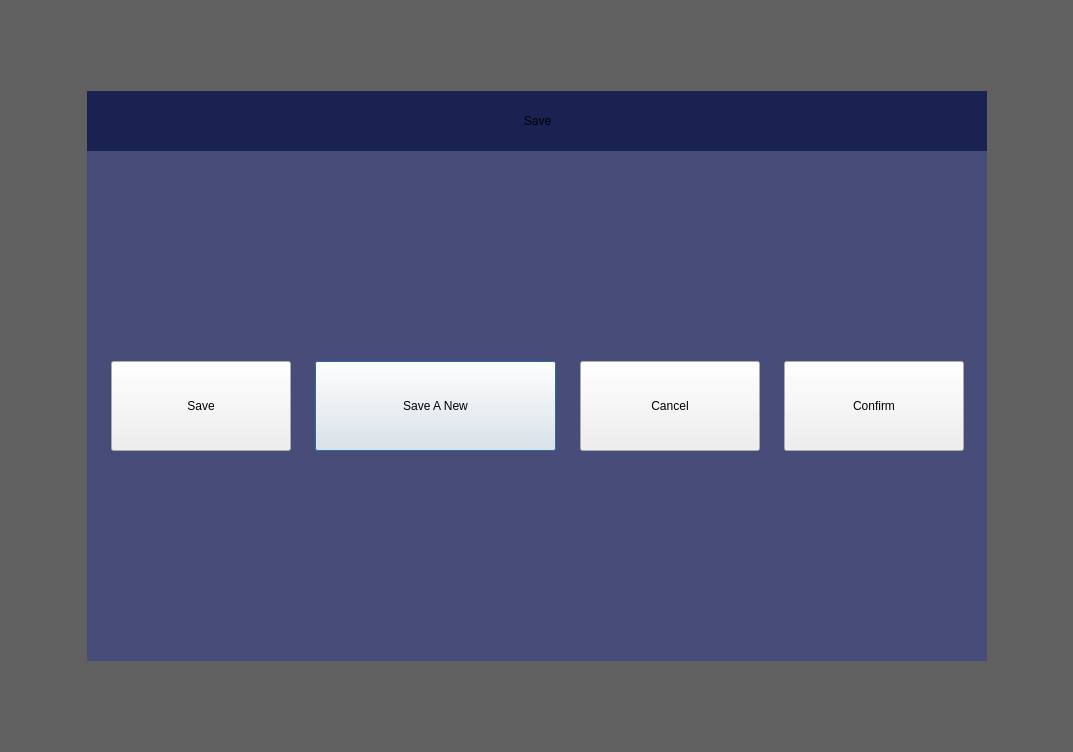
Above: savedialog.ui from wangmeng08/BCI before the change. Below: the same form after it.
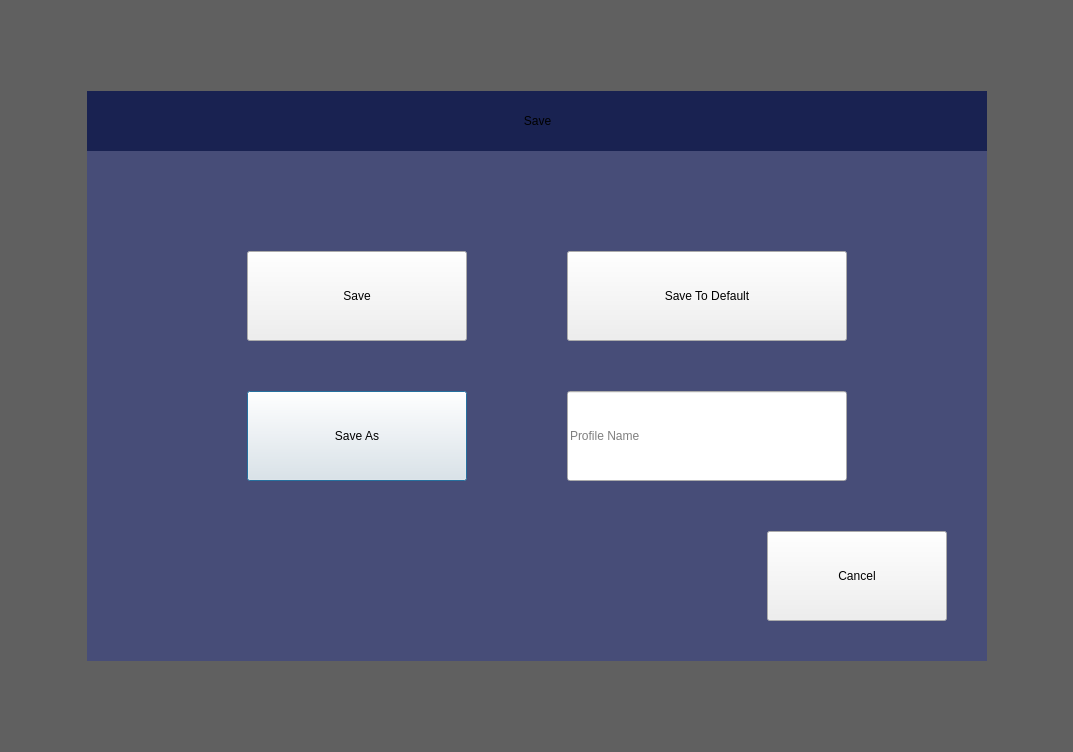
That is the form after the change.

Patch:
```diff
--- a/savedialog.ui
+++ b/savedialog.ui
@@ -153,9 +153,9 @@
         <widget class="QPushButton" name="btnSaveNew">
          <property name="geometry">
           <rect>
-           <x>228</x>
-           <y>270</y>
-           <width>241</width>
+           <x>160</x>
+           <y>300</y>
+           <width>220</width>
            <height>90</height>
           </rect>
          </property>
@@ -172,15 +172,15 @@
           </size>
          </property>
          <property name="text">
-          <string>Save A New</string>
+          <string>Save As</string>
          </property>
         </widget>
         <widget class="QPushButton" name="btnSave">
          <property name="geometry">
           <rect>
-           <x>24</x>
-           <y>270</y>
-           <width>180</width>
+           <x>160</x>
+           <y>160</y>
+           <width>220</width>
            <height>90</height>
           </rect>
          </property>
@@ -192,7 +192,7 @@
          </property>
          <property name="maximumSize">
           <size>
-           <width>180</width>
+           <width>1800</width>
            <height>90</height>
           </size>
          </property>
@@ -203,8 +203,8 @@
         <widget class="QPushButton" name="btnCancel">
          <property name="geometry">
           <rect>
-           <x>493</x>
-           <y>270</y>
+           <x>680</x>
+           <y>440</y>
            <width>180</width>
            <height>90</height>
           </rect>
@@ -228,26 +228,39 @@
         <widget class="QPushButton" name="btnConfirm">
          <property name="geometry">
           <rect>
-           <x>697</x>
-           <y>270</y>
-           <width>180</width>
+           <x>480</x>
+           <y>160</y>
+           <width>280</width>
            <height>90</height>
           </rect>
          </property>
          <property name="minimumSize">
           <size>
-           <width>180</width>
+           <width>240</width>
            <height>90</height>
           </size>
          </property>
          <property name="maximumSize">
           <size>
-           <width>180</width>
+           <width>380</width>
            <height>90</height>
           </size>
          </property>
          <property name="text">
-          <string>Confirm</string>
+          <string>Save To Default</string>
+         </property>
+        </widget>
+        <widget class="QLineEdit" name="lineEdit">
+         <property name="geometry">
+          <rect>
+           <x>480</x>
+           <y>300</y>
+           <width>280</width>
+           <height>90</height>
+          </rect>
+         </property>
+         <property name="placeholderText">
+          <string>Profile Name</string>
          </property>
         </widget>
        </widget>
```
